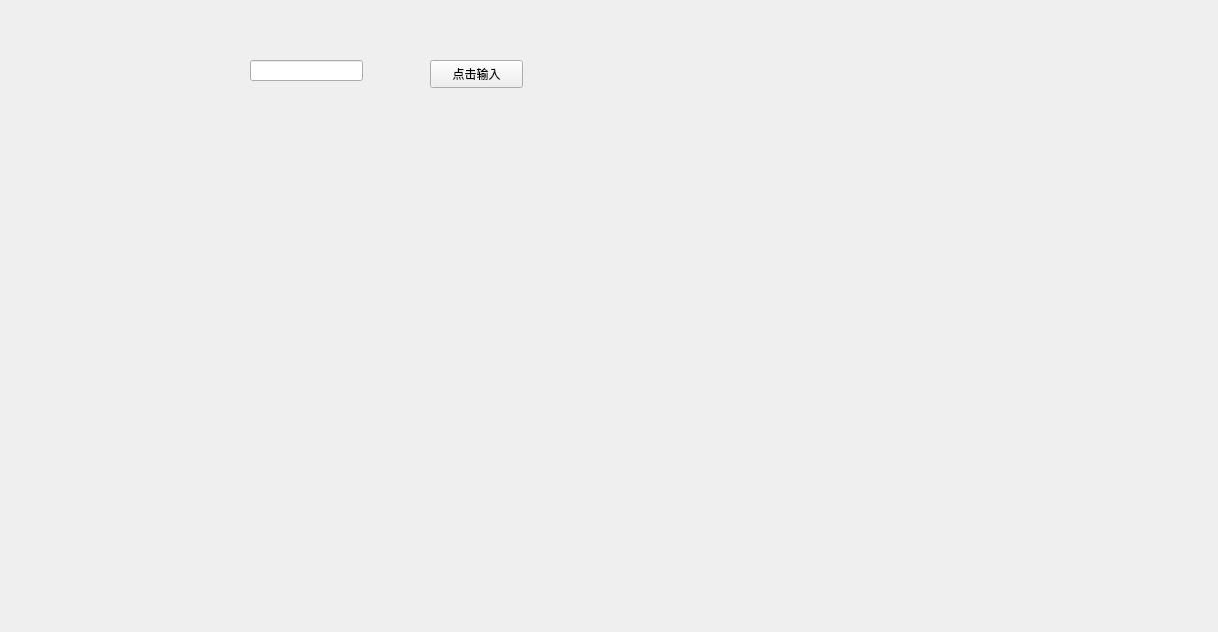
origmickey/Reviewer, file ReviewSystem/widget.ui: the form before one commit.
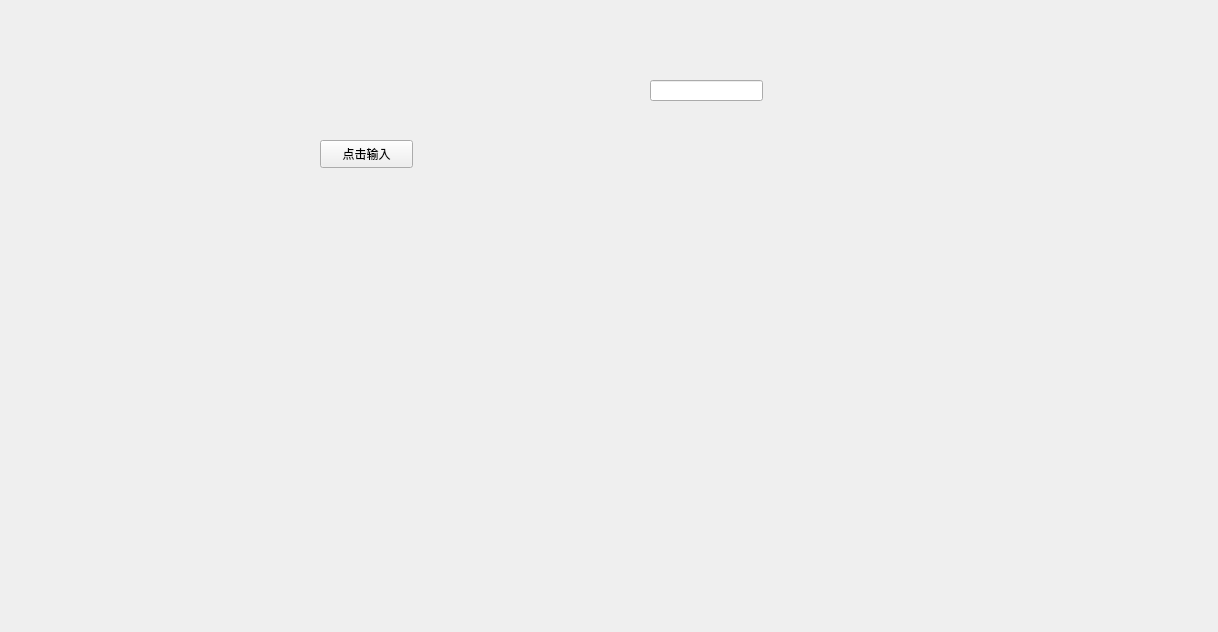
The form after the commit.

The edit to the form file:
```diff
--- a/ReviewSystem/widget.ui
+++ b/ReviewSystem/widget.ui
@@ -16,8 +16,8 @@
   <widget class="QLineEdit" name="lineEdit">
    <property name="geometry">
     <rect>
-     <x>250</x>
-     <y>60</y>
+     <x>650</x>
+     <y>80</y>
      <width>113</width>
      <height>21</height>
     </rect>
@@ -26,8 +26,8 @@
   <widget class="QPushButton" name="pushButton">
    <property name="geometry">
     <rect>
-     <x>430</x>
-     <y>60</y>
+     <x>320</x>
+     <y>140</y>
      <width>93</width>
      <height>28</height>
     </rect>
@@ -39,10 +39,42 @@
   <widget class="QLabel" name="reminder">
    <property name="geometry">
     <rect>
-     <x>100</x>
-     <y>150</y>
+     <x>300</x>
+     <y>230</y>
      <width>621</width>
      <height>91</height>
+    </rect>
+   </property>
+   <property name="font">
+    <font>
+     <family>Adobe Devanagari</family>
+     <pointsize>24</pointsize>
+    </font>
+   </property>
+   <property name="text">
+    <string/>
+   </property>
+  </widget>
+  <widget class="QLabel" name="head">
+   <property name="geometry">
+    <rect>
+     <x>40</x>
+     <y>80</y>
+     <width>601</width>
+     <height>20</height>
+    </rect>
+   </property>
+   <property name="text">
+    <string/>
+   </property>
+  </widget>
+  <widget class="QLabel" name="end">
+   <property name="geometry">
+    <rect>
+     <x>820</x>
+     <y>90</y>
+     <width>371</width>
+     <height>16</height>
     </rect>
    </property>
    <property name="text">
```
